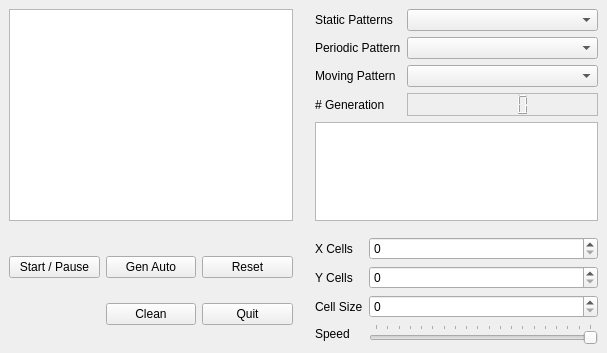
This is ui/qtGol.ui in YopCoo/QtGOL as Qt 5 draws it before an edit. The edited form follows.
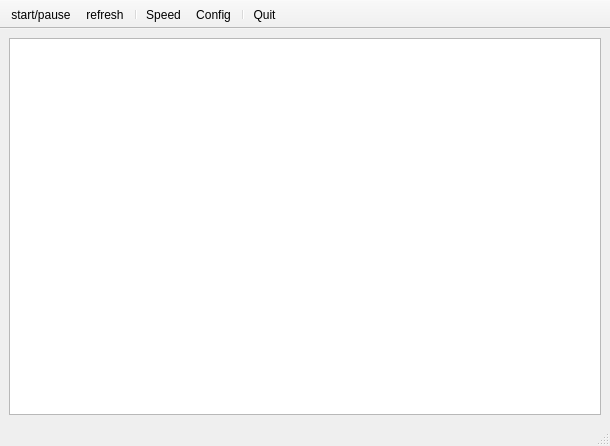
This is the edited form. Icons and pictures are not drawn.

Commit message: Initialize new graphic interface

What changed in the file:
```diff
--- a/ui/qtGol.ui
+++ b/ui/qtGol.ui
@@ -6,265 +6,107 @@
    <rect>
     <x>0</x>
     <y>0</y>
-    <width>607</width>
-    <height>353</height>
+    <width>610</width>
+    <height>446</height>
    </rect>
   </property>
   <property name="windowTitle">
    <string>MainWindow</string>
   </property>
   <widget class="QWidget" name="centralwidget">
-   <layout class="QGridLayout" name="gridLayout_2">
-    <item row="0" column="0">
-     <layout class="QGridLayout" name="gridLayout">
-      <property name="sizeConstraint">
-       <enum>QLayout::SetMaximumSize</enum>
+   <layout class="QGridLayout" name="gridLayout">
+    <item row="1" column="0">
+     <widget class="QGraphicsView" name="canvas">
+      <property name="verticalScrollBarPolicy">
+       <enum>Qt::ScrollBarAlwaysOff</enum>
       </property>
-      <item row="0" column="0">
-       <widget class="QGraphicsView" name="canvas">
-        <property name="enabled">
-         <bool>true</bool>
-        </property>
-        <property name="cursor" stdset="0">
-         <cursorShape>CrossCursor</cursorShape>
-        </property>
-        <property name="mouseTracking">
-         <bool>true</bool>
-        </property>
-        <property name="verticalScrollBarPolicy">
-         <enum>Qt::ScrollBarAlwaysOff</enum>
-        </property>
-        <property name="horizontalScrollBarPolicy">
-         <enum>Qt::ScrollBarAlwaysOff</enum>
-        </property>
-       </widget>
-      </item>
-      <item row="2" column="0">
-       <layout class="QGridLayout" name="gridLayout_3">
-        <item row="2" column="2">
-         <widget class="QPushButton" name="bt_quit">
-          <property name="text">
-           <string>Quit</string>
-          </property>
-         </widget>
-        </item>
-        <item row="1" column="0">
-         <widget class="QPushButton" name="bt_start">
-          <property name="text">
-           <string>Start / Pause</string>
-          </property>
-          <property name="autoDefault">
-           <bool>false</bool>
-          </property>
-          <property name="default">
-           <bool>false</bool>
-          </property>
-          <property name="flat">
-           <bool>false</bool>
-          </property>
-         </widget>
-        </item>
-        <item row="1" column="2">
-         <widget class="QPushButton" name="bt_reset">
-          <property name="text">
-           <string>Reset</string>
-          </property>
-         </widget>
-        </item>
-        <item row="1" column="1">
-         <widget class="QPushButton" name="bt_autogen">
-          <property name="text">
-           <string>Gen Auto</string>
-          </property>
-         </widget>
-        </item>
-        <item row="2" column="1">
-         <widget class="QPushButton" name="bt_clean">
-          <property name="text">
-           <string>Clean</string>
-          </property>
-         </widget>
-        </item>
-       </layout>
-      </item>
-      <item row="2" column="3">
-       <layout class="QFormLayout" name="formLayout">
-        <property name="fieldGrowthPolicy">
-         <enum>QFormLayout::AllNonFixedFieldsGrow</enum>
-        </property>
-        <item row="0" column="1">
-         <widget class="QSpinBox" name="sb_xcell"/>
-        </item>
-        <item row="1" column="0">
-         <widget class="QLabel" name="lb_y_cells">
-          <property name="text">
-           <string>Y Cells</string>
-          </property>
-         </widget>
-        </item>
-        <item row="1" column="1">
-         <widget class="QSpinBox" name="sb_ycell"/>
-        </item>
-        <item row="2" column="0">
-         <widget class="QLabel" name="lb_cell_size">
-          <property name="text">
-           <string>Cell Size</string>
-          </property>
-         </widget>
-        </item>
-        <item row="2" column="1">
-         <widget class="QSpinBox" name="sb_sizecell"/>
-        </item>
-        <item row="3" column="0">
-         <widget class="QLabel" name="lb_speed">
-          <property name="text">
-           <string>Speed</string>
-          </property>
-         </widget>
-        </item>
-        <item row="3" column="1">
-         <widget class="QSlider" name="sl_speed">
-          <property name="minimum">
-           <number>50</number>
-          </property>
-          <property name="maximum">
-           <number>1000</number>
-          </property>
-          <property name="singleStep">
-           <number>10</number>
-          </property>
-          <property name="pageStep">
-           <number>50</number>
-          </property>
-          <property name="tracking">
-           <bool>false</bool>
-          </property>
-          <property name="orientation">
-           <enum>Qt::Horizontal</enum>
-          </property>
-          <property name="invertedAppearance">
-           <bool>true</bool>
-          </property>
-          <property name="invertedControls">
-           <bool>true</bool>
-          </property>
-          <property name="tickPosition">
-           <enum>QSlider::TicksAbove</enum>
-          </property>
-          <property name="tickInterval">
-           <number>50</number>
-          </property>
-         </widget>
-        </item>
-        <item row="0" column="0">
-         <widget class="QLabel" name="lb_x_cells">
-          <property name="text">
-           <string>X Cells</string>
-          </property>
-         </widget>
-        </item>
-       </layout>
-      </item>
-      <item row="1" column="0">
-       <spacer name="verticalSpacer">
-        <property name="orientation">
-         <enum>Qt::Vertical</enum>
-        </property>
-        <property name="sizeType">
-         <enum>QSizePolicy::Fixed</enum>
-        </property>
-        <property name="sizeHint" stdset="0">
-         <size>
-          <width>10</width>
-          <height>10</height>
-         </size>
-        </property>
-       </spacer>
-      </item>
-      <item row="0" column="3">
-       <layout class="QFormLayout" name="formLayout_2">
-        <item row="0" column="0">
-         <widget class="QLabel" name="lb_staticPattern">
-          <property name="text">
-           <string>Static Patterns</string>
-          </property>
-         </widget>
-        </item>
-        <item row="0" column="1">
-         <widget class="QComboBox" name="cb_staticPattern"/>
-        </item>
-        <item row="1" column="0">
-         <widget class="QLabel" name="lb_periodicPattern">
-          <property name="text">
-           <string>Periodic Pattern</string>
-          </property>
-         </widget>
-        </item>
-        <item row="1" column="1">
-         <widget class="QComboBox" name="cb_periodicPattern"/>
-        </item>
-        <item row="2" column="0">
-         <widget class="QLabel" name="lb_movingPattern">
-          <property name="text">
-           <string>Moving Pattern</string>
-          </property>
-         </widget>
-        </item>
-        <item row="2" column="1">
-         <widget class="QComboBox" name="cb_movingPattern"/>
-        </item>
-        <item row="3" column="0">
-         <widget class="QLabel" name="lb_generation">
-          <property name="text">
-           <string># Generation</string>
-          </property>
-         </widget>
-        </item>
-        <item row="3" column="1">
-         <widget class="QLCDNumber" name="lcd_generation">
-          <property name="frameShape">
-           <enum>QFrame::StyledPanel</enum>
-          </property>
-          <property name="frameShadow">
-           <enum>QFrame::Raised</enum>
-          </property>
-          <property name="smallDecimalPoint">
-           <bool>false</bool>
-          </property>
-         </widget>
-        </item>
-        <item row="4" column="0" colspan="2">
-         <widget class="QGraphicsView" name="gv_preview">
-          <property name="verticalScrollBarPolicy">
-           <enum>Qt::ScrollBarAlwaysOff</enum>
-          </property>
-          <property name="horizontalScrollBarPolicy">
-           <enum>Qt::ScrollBarAlwaysOff</enum>
-          </property>
-         </widget>
-        </item>
-       </layout>
-      </item>
-      <item row="0" column="1" colspan="2">
-       <spacer name="horizontalSpacer">
-        <property name="orientation">
-         <enum>Qt::Horizontal</enum>
-        </property>
-        <property name="sizeType">
-         <enum>QSizePolicy::Fixed</enum>
-        </property>
-        <property name="sizeHint" stdset="0">
-         <size>
-          <width>10</width>
-          <height>10</height>
-         </size>
-        </property>
-       </spacer>
-      </item>
-     </layout>
+      <property name="horizontalScrollBarPolicy">
+       <enum>Qt::ScrollBarAlwaysOff</enum>
+      </property>
+     </widget>
     </item>
    </layout>
   </widget>
+  <widget class="QStatusBar" name="statusbar">
+   <property name="enabled">
+    <bool>true</bool>
+   </property>
+  </widget>
+  <widget class="QToolBar" name="toolBar">
+   <property name="windowTitle">
+    <string>toolBar</string>
+   </property>
+   <property name="movable">
+    <bool>false</bool>
+   </property>
+   <property name="allowedAreas">
+    <set>Qt::NoToolBarArea</set>
+   </property>
+   <property name="floatable">
+    <bool>false</bool>
+   </property>
+   <attribute name="toolBarArea">
+    <enum>TopToolBarArea</enum>
+   </attribute>
+   <attribute name="toolBarBreak">
+    <bool>false</bool>
+   </attribute>
+   <addaction name="actionstart_pause"/>
+   <addaction name="actionrefresh"/>
+   <addaction name="separator"/>
+   <addaction name="actionSpeed"/>
+   <addaction name="actionConfig"/>
+   <addaction name="separator"/>
+   <addaction name="actionQuit"/>
+  </widget>
+  <action name="actionstart_pause">
+   <property name="icon">
+    <iconset>
+     <normaloff>NewGui/media-playback-start-symbolic.symbolic.png</normaloff>NewGui/media-playback-start-symbolic.symbolic.png</iconset>
+   </property>
+   <property name="text">
+    <string>start/pause</string>
+   </property>
+  </action>
+  <action name="actionSpeed">
+   <property name="icon">
+    <iconset>
+     <normaloff>NewGui/media-seek-backward-symbolic-rtl.symbolic.png</normaloff>NewGui/media-seek-backward-symbolic-rtl.symbolic.png</iconset>
+   </property>
+   <property name="text">
+    <string>Speed</string>
+   </property>
+  </action>
+  <action name="actionQuit">
+   <property name="icon">
+    <iconset>
+     <normaloff>NewGui/application-exit-symbolic.symbolic.png</normaloff>NewGui/application-exit-symbolic.symbolic.png</iconset>
+   </property>
+   <property name="text">
+    <string>Quit</string>
+   </property>
+   <property name="menuRole">
+    <enum>QAction::QuitRole</enum>
+   </property>
+  </action>
+  <action name="actionConfig">
+   <property name="icon">
+    <iconset>
+     <normaloff>NewGui/system-run-symbolic.symbolic.png</normaloff>NewGui/system-run-symbolic.symbolic.png</iconset>
+   </property>
+   <property name="text">
+    <string>Config</string>
+   </property>
+  </action>
+  <action name="actionrefresh">
+   <property name="icon">
+    <iconset>
+     <normaloff>asset/view-refresh-symbolic.symbolic.png</normaloff>asset/view-refresh-symbolic.symbolic.png</iconset>
+   </property>
+   <property name="text">
+    <string>refresh</string>
+   </property>
+  </action>
  </widget>
  <resources/>
  <connections/>
```
The commit also changes 16 other files.
